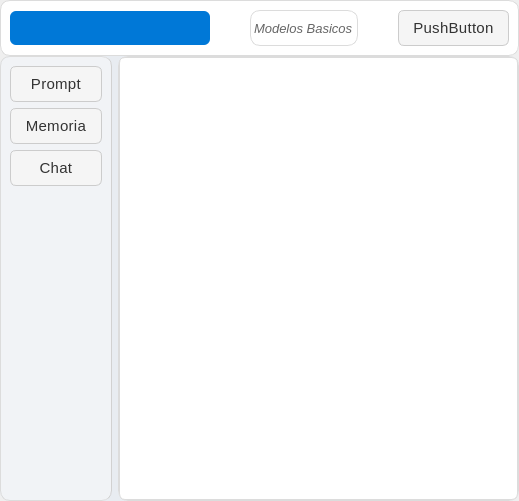
This is interfaces/ventana_modelos_basicos.ui in Dev122434/repositorio-ia as Qt 5 draws it before an edit. The edited form follows.
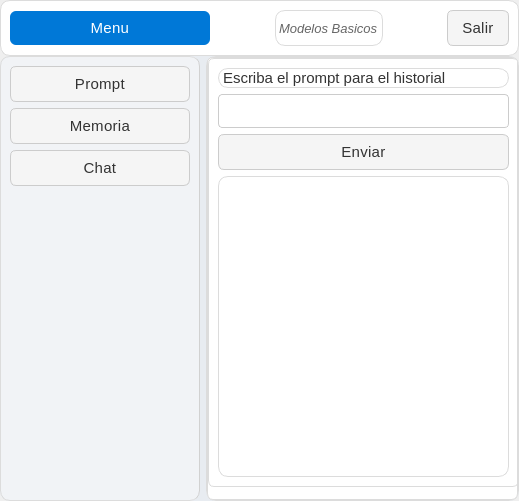
This is the edited form. The open tabs and pages were chosen to show the change. Icons and pictures are not drawn.

Commit message: Ventana grafica corregida

The edit to the form file:
```diff
--- a/interfaces/ventana_modelos_basicos.ui
+++ b/interfaces/ventana_modelos_basicos.ui
@@ -230,8 +230,14 @@
           <height>0</height>
          </size>
         </property>
+        <property name="maximumSize">
+         <size>
+          <width>200</width>
+          <height>16777215</height>
+         </size>
+        </property>
         <property name="text">
-         <string/>
+         <string>Menu</string>
         </property>
         <property name="icon">
          <iconset>
@@ -281,7 +287,7 @@
       <item>
        <widget class="QPushButton" name="boton_cerrar">
         <property name="text">
-         <string>PushButton</string>
+         <string>Salir</string>
         </property>
         <property name="icon">
          <iconset>
@@ -323,13 +329,13 @@
        <widget class="QFrame" name="frame_lateral">
         <property name="minimumSize">
          <size>
-          <width>0</width>
+          <width>200</width>
           <height>0</height>
          </size>
         </property>
         <property name="maximumSize">
          <size>
-          <width>200</width>
+          <width>0</width>
           <height>16777215</height>
          </size>
         </property>
@@ -427,8 +433,82 @@
              </item>
             </layout>
            </widget>
-           <widget class="QWidget" name="page_memoria"/>
-           <widget class="QWidget" name="page_chat"/>
+           <widget class="QWidget" name="page_memoria">
+            <widget class="QStackedWidget" name="stackedWidget_2">
+             <property name="geometry">
+              <rect>
+               <x>0</x>
+               <y>0</y>
+               <width>311</width>
+               <height>429</height>
+              </rect>
+             </property>
+             <widget class="QWidget" name="page_prompt_2">
+              <layout class="QVBoxLayout" name="verticalLayout_5">
+               <item>
+                <widget class="QLabel" name="label_3">
+                 <property name="text">
+                  <string>Escriba el prompt para el historial</string>
+                 </property>
+                </widget>
+               </item>
+               <item>
+                <widget class="QLineEdit" name="input_prompt_2"/>
+               </item>
+               <item>
+                <widget class="QPushButton" name="boton_enviar_2">
+                 <property name="text">
+                  <string>Enviar</string>
+                 </property>
+                </widget>
+               </item>
+               <item>
+                <widget class="QTextEdit" name="output_response_2"/>
+               </item>
+              </layout>
+             </widget>
+             <widget class="QWidget" name="page_memoria_2"/>
+             <widget class="QWidget" name="page_chat_2"/>
+            </widget>
+           </widget>
+           <widget class="QWidget" name="page_chat">
+            <widget class="QStackedWidget" name="stackedWidget_3">
+             <property name="geometry">
+              <rect>
+               <x>10</x>
+               <y>0</y>
+               <width>276</width>
+               <height>320</height>
+              </rect>
+             </property>
+             <widget class="QWidget" name="page_prompt_4">
+              <layout class="QVBoxLayout" name="verticalLayout_7">
+               <item>
+                <widget class="QLabel" name="label_5">
+                 <property name="text">
+                  <string>Escriba el prompt para el chat</string>
+                 </property>
+                </widget>
+               </item>
+               <item>
+                <widget class="QLineEdit" name="input_prompt_4"/>
+               </item>
+               <item>
+                <widget class="QPushButton" name="boton_enviar_4">
+                 <property name="text">
+                  <string>Enviar</string>
+                 </property>
+                </widget>
+               </item>
+               <item>
+                <widget class="QTextEdit" name="output_response_4"/>
+               </item>
+              </layout>
+             </widget>
+             <widget class="QWidget" name="page_memoria_4"/>
+             <widget class="QWidget" name="page_chat_4"/>
+            </widget>
+           </widget>
           </widget>
          </item>
         </layout>
```
Left out of the diff: 6 changed lines with no effect on the pictures.
